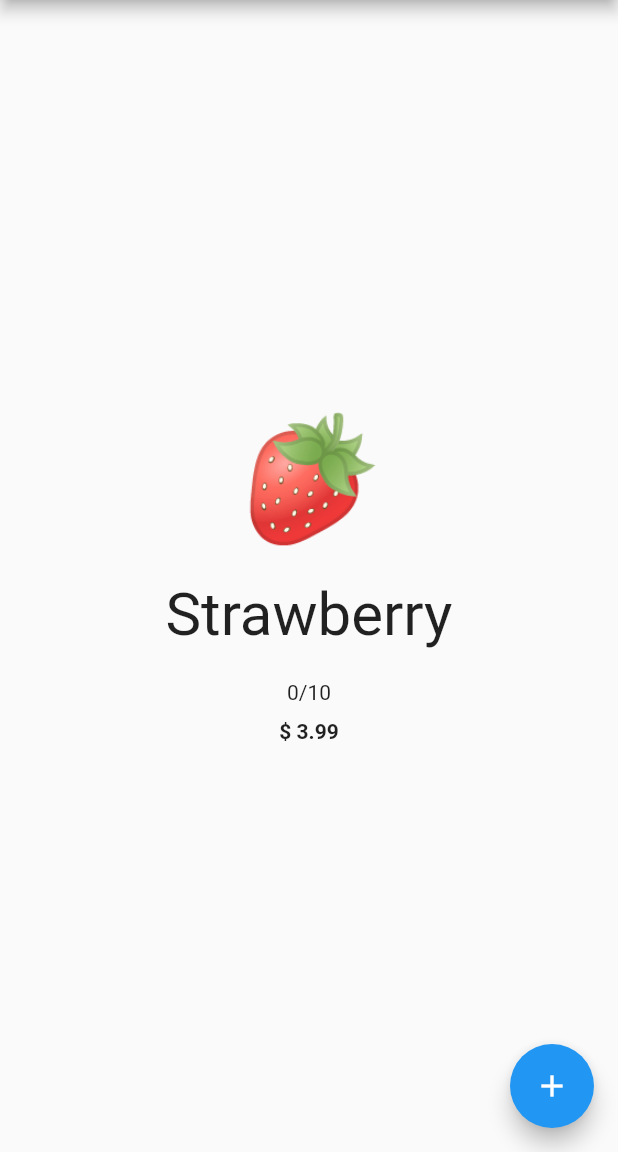
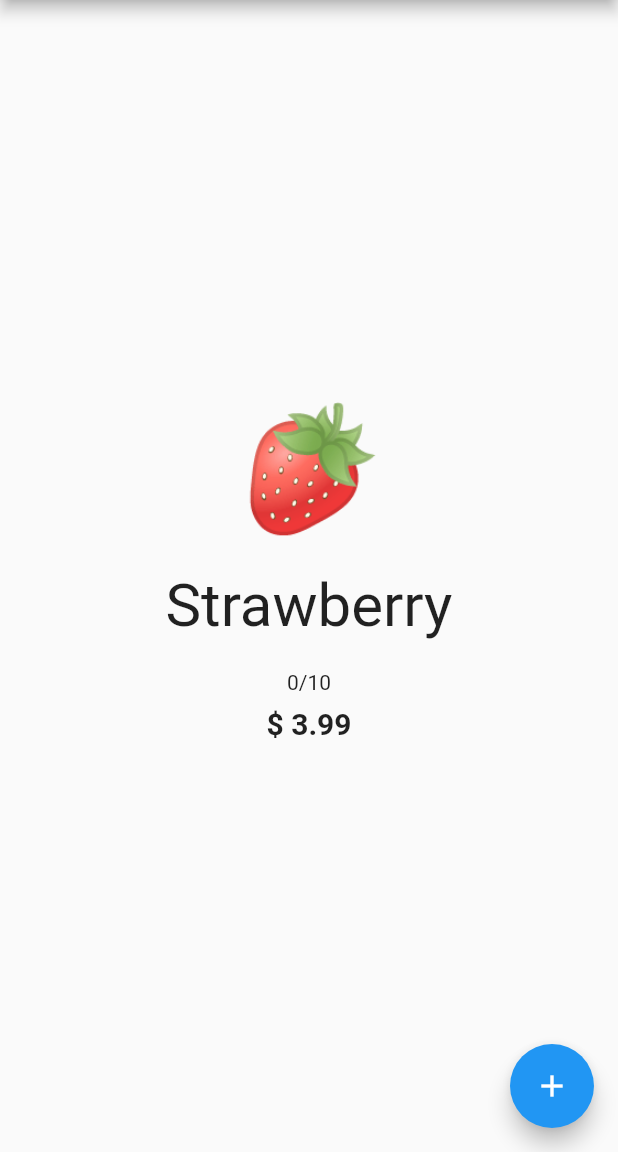
Before and after one commit to cpgalvao/tdc_demo, a Flutter app: the screen it shows after launch, after a tap on "Strawberry", on a phone screen of 412 x 824 dp, the part 84-1236 px from its top. Run offline on Flutter 3.47's test engine with Material 2 defaults, Android fonts, the phone set to English and light mode, and no system bars.

Commit message:
Ajustes layout

```diff
--- a/lib/detail.dart
+++ b/lib/detail.dart
@@ -19,8 +19,7 @@ class _DetailPage extends State<DetailPage> {
         appBar: AppBar(
           title: Text(S.of(context).flutter_tdc_demo),
         ),
-        body: Container(
-            alignment: Alignment.center,
+        body: Center(
           child: Column(
             mainAxisAlignment: MainAxisAlignment.center,
             children: <Widget>[
@@ -35,24 +34,27 @@ class _DetailPage extends State<DetailPage> {
                 ),
               ),
               Padding(
-                  padding: EdgeInsets.symmetric(vertical: 20.0),
+                padding: const EdgeInsets.all(20.0),
                 child: Text(
                   widget.data.name,
                   style: TextStyle(fontSize: 40.0),
                 ),
               ),
-                Padding(
-                  padding: EdgeInsets.only(bottom: 10.0),
-                  child: Text(
+              Text(
                 '$_fruitNumber/${widget.data.availableNumber.toString()}',
               ),
+              Padding(
+                padding: const EdgeInsets.all(8.0),
+                child: Text(
+                  '${S
+                      .of(context)
+                      .currency}\$ ${widget.data.price.toString()}',
+                  style: TextStyle(fontWeight: FontWeight.bold, fontSize: 20.0),
                 ),
-                Text(
-                  '${S.of(context).currency}\$ ${widget.data.price.toString()}',
-                  style: TextStyle(fontWeight: FontWeight.bold),
               ),
             ],
-            )),
+          ),
+        ),
         floatingActionButton: FloatingActionButton(
           onPressed: _buyItem,
           tooltip: S.of(context).buy,
```
Lines whose indentation alone changed are shown as unchanged.
